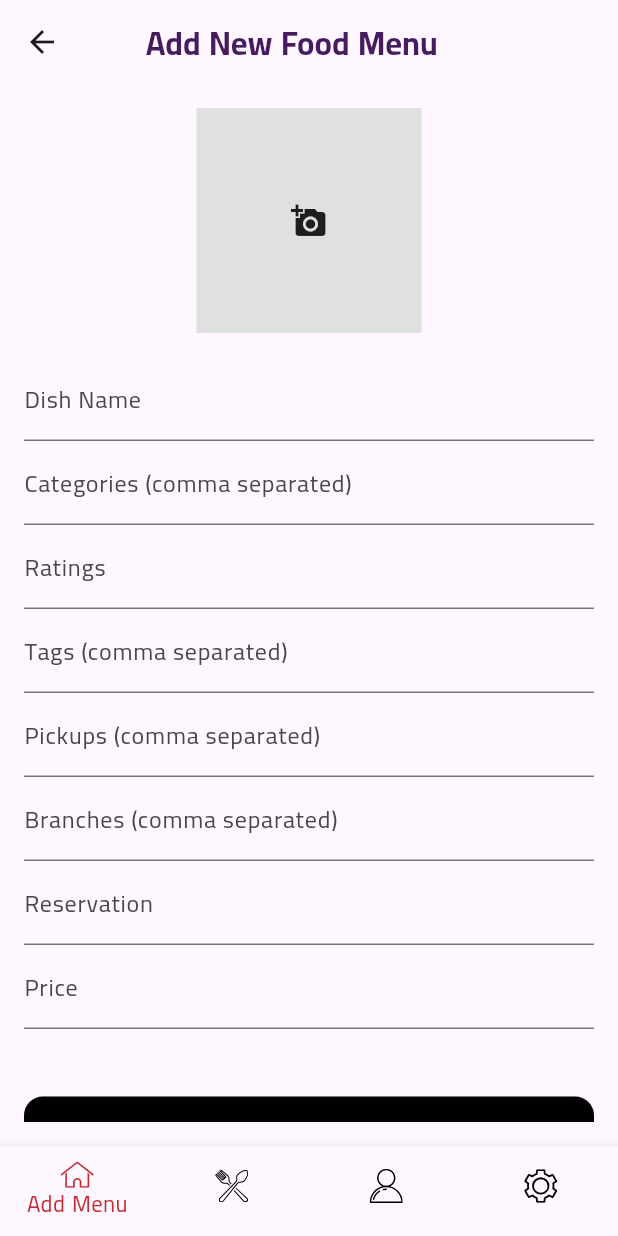
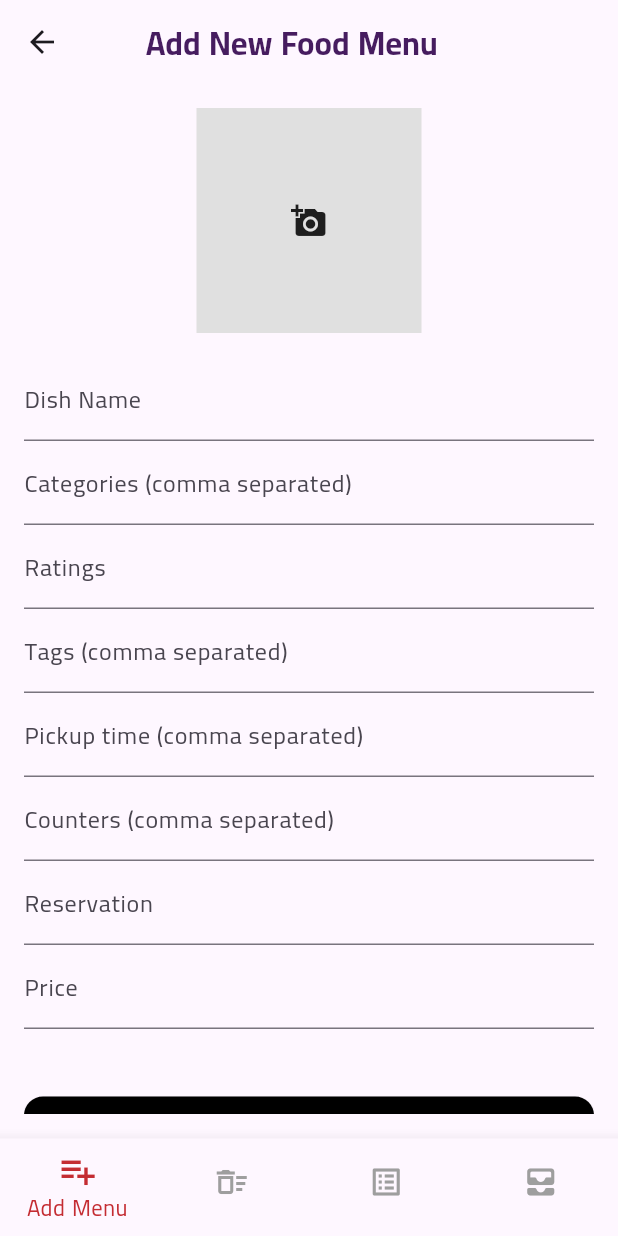
Before and after one commit to athullya-mol/CanteenX_App, a Flutter app: the AdminRootScreen screen opened by its route, on a phone screen of 412 x 824 dp. Run offline on Flutter 3.47's test engine with Material 3 defaults, Android fonts, the phone set to English and light mode, and no system bars; our stand-ins replace cached_network_image, cloud_firestore, connectivity_plus, country_code_picker, dio, dots_indicator and 9 more; missing offline and left inert: flag, flutter_stripe; accounts and stored records are empty; project files that could hold a hidden picture were left out.

Commit message:
final commit

```diff
--- a/lib/admin/addfoodmenuscreen.dart
+++ b/lib/admin/addfoodmenuscreen.dart
@@ -181,12 +181,12 @@ class _AddFoodMenuScreenState extends State<AddFoodMenuScreen> {
                 TextFormField(
                   controller: _pickupsController,
                   decoration: const InputDecoration(
-                      labelText: 'Pickups (comma separated)'),
+                      labelText: 'Pickup time (comma separated)'),
                 ),
                 TextFormField(
                   controller: _branchesController,
                   decoration: const InputDecoration(
-                      labelText: 'Branches (comma separated)'),
+                      labelText: 'Counters (comma separated)'),
                 ),
                 TextFormField(
                   controller: _reservationController,
--- a/lib/admin/admin_root.dart
+++ b/lib/admin/admin_root.dart
@@ -4,12 +4,10 @@ import 'package:CanteenX/admin/deletemenuscreen.dart';
 import 'package:CanteenX/admin/salesreportscreen.dart';
 import 'package:CanteenX/application/cubits/navigation_cubit/admin_navigation_cubit.dart';
 import 'package:CanteenX/configs/app_typography.dart';
-import 'package:CanteenX/core/constants/assets.dart';
 import 'package:CanteenX/core/constants/colors.dart';
 import 'package:CanteenX/core/enums/enums.dart';
 import 'package:flutter/material.dart';
 import 'package:flutter_bloc/flutter_bloc.dart';
-import 'package:flutter_svg/flutter_svg.dart';
 
 class AdminRootScreen extends StatefulWidget {
   const AdminRootScreen({
@@ -59,47 +57,28 @@ class _AdminRootScreenState extends State<AdminRootScreen> {
         builder: (context, activeTab) {
           return BottomNavigationBar(
             type: BottomNavigationBarType.fixed,
-            items: <BottomNavigationBarItem>[
+            items: const <BottomNavigationBarItem>[
               BottomNavigationBarItem(
-                icon: SvgPicture.asset(AppAssets.home),
+                icon: Icon(Icons.playlist_add, size: 28),
                 label: 'Add Menu',
-                activeIcon: SvgPicture.asset(
-                  AppAssets.home,
-                  colorFilter: const ColorFilter.mode(
-                      AppColors.deepRed, BlendMode.srcIn),
-                ),
               ),
               BottomNavigationBarItem(
-                icon: SvgPicture.asset(AppAssets.reservations),
+                icon: Icon(Icons.delete_sweep_outlined),
                 label: 'Delete Menu',
-                activeIcon: SvgPicture.asset(
-                  AppAssets.reservations,
-                  colorFilter: const ColorFilter.mode(
-                      AppColors.deepRed, BlendMode.srcIn),
-                ),
               ),
               BottomNavigationBarItem(
-                icon: SvgPicture.asset(AppAssets.account),
+                icon: Icon(Icons.list_alt),
                 label: 'Orders',
-                activeIcon: SvgPicture.asset(
-                  AppAssets.account,
-                  colorFilter: const ColorFilter.mode(
-                      AppColors.deepRed, BlendMode.srcIn),
-                ),
               ),
               BottomNavigationBarItem(
-                icon: SvgPicture.asset(AppAssets.settings),
+                icon: Icon(Icons.all_inbox_rounded),
                 label: 'Reports',
-                activeIcon: SvgPicture.asset(
-                  AppAssets.settings,
-                  colorFilter: const ColorFilter.mode(
-                      AppColors.deepRed, BlendMode.srcIn),
-                ),
               ),
             ],
             currentIndex: activeTab.index,
             selectedLabelStyle: AppText.b1,
             selectedItemColor: AppColors.deepRed,
+            unselectedItemColor: Colors.grey,
             showUnselectedLabels: false,
             onTap: (index) {
               final newTab = AdminNavigationTab.values[index];
--- a/lib/admin/customerorderlistscreen.dart
+++ b/lib/admin/customerorderlistscreen.dart
@@ -1,3 +1,4 @@
+import 'package:CanteenX/core/constants/colors.dart';
 import 'package:CanteenX/models/reservation.dart';
 import 'package:CanteenX/presentation/screens/choose.dart';
 import 'package:CanteenX/presentation/widgets/home_components.dart';
@@ -95,8 +96,8 @@ class CustomerOrderListScreen extends StatelessWidget {
                               },
                               style: ElevatedButton.styleFrom(
                                 backgroundColor: res.status == 'Accepted'
-                                    ? Colors.green
-                                    : Colors.red,
+                                    ? AppColors.deepGreen
+                                    : AppColors.deepRed,
                               ),
                               child: Text(
                                 res.status == 'Accepted'
--- a/lib/admin/feedbackadmin.dart
+++ b/lib/admin/feedbackadmin.dart
@@ -48,7 +48,6 @@ class FeedbackAdminPanel extends StatelessWidget {
                 padding:
                     const EdgeInsets.symmetric(horizontal: 12, vertical: 6),
                 child: Card(
-                  color: Colors.blueGrey.shade50,
                   elevation: 3,
                   shape: RoundedRectangleBorder(
                     borderRadius: BorderRadius.circular(8),
--- a/pubspec.yaml
+++ b/pubspec.yaml
@@ -46,6 +46,7 @@ dependencies:
   flutter_dotenv: null
   flutter_stripe: null
   flutter_svg: null
+  http: ^1.3.0
   image_picker: ^1.1.2
   meta: null
   photo_view: null
```
Also changed, not shown: lib/presentation/screens/account.dart (+6 -1 lines), lib/presentation/screens/chatbot_ai.dart (+86 -9 lines), lib/presentation/screens/feedbackform.dart (+6 -3 lines), lib/presentation/screens/reservation_checkout.dart (+5 -24 lines), lib/presentation/widgets/booking_view.dart (+4 -3 lines), lib/presentation/widgets/restaurant_components.dart (+2 -5 lines), pubspec.lock, 4 other files.
